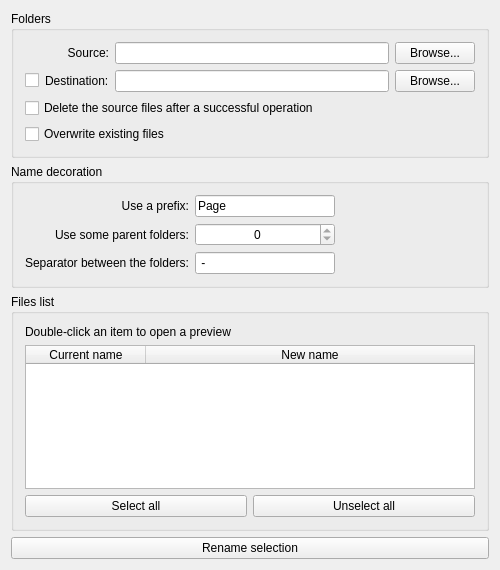
Qt form MainWindow.ui (Folcogh/FilesRenamer) before a commit.
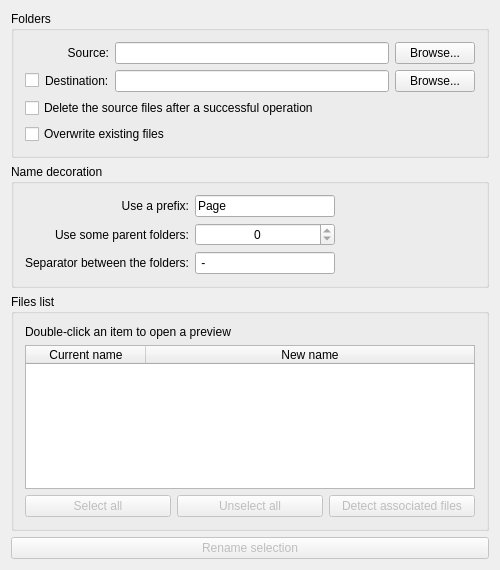
The same form after that commit.

Commit message: - remove early return in new file name generation to ensure that the buttons are enabled/disabled correctly - added the rename/copy/delete method

The edit to the form file:
```diff
--- a/MainWindow.ui
+++ b/MainWindow.ui
@@ -218,6 +218,9 @@
         <layout class="QHBoxLayout" name="hlayoutFilesButtons">
          <item>
           <widget class="QPushButton" name="buttonSelectAll">
+           <property name="enabled">
+            <bool>false</bool>
+           </property>
            <property name="text">
             <string>Select all</string>
            </property>
@@ -225,11 +228,24 @@
          </item>
          <item>
           <widget class="QPushButton" name="buttonUnselectAll">
+           <property name="enabled">
+            <bool>false</bool>
+           </property>
            <property name="text">
             <string>Unselect all</string>
            </property>
           </widget>
          </item>
+         <item>
+          <widget class="QPushButton" name="buttonDetectAssociated">
+           <property name="enabled">
+            <bool>false</bool>
+           </property>
+           <property name="text">
+            <string>Detect associated files</string>
+           </property>
+          </widget>
+         </item>
         </layout>
        </item>
       </layout>
@@ -237,6 +253,9 @@
     </item>
     <item>
      <widget class="QPushButton" name="buttonRename">
+      <property name="enabled">
+       <bool>false</bool>
+      </property>
       <property name="text">
        <string>Rename selection</string>
       </property>
```
Left out of the diff: 118 changed lines with no effect on the pictures. The commit also changes 3 other files.
